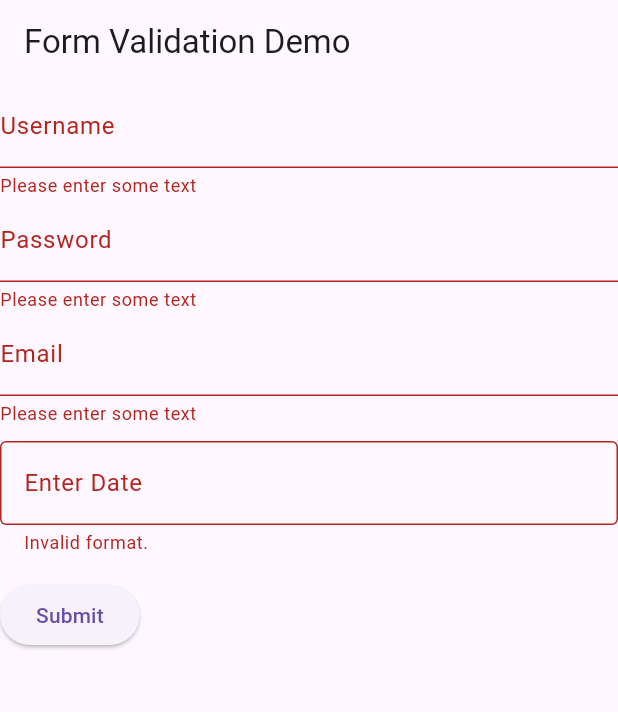
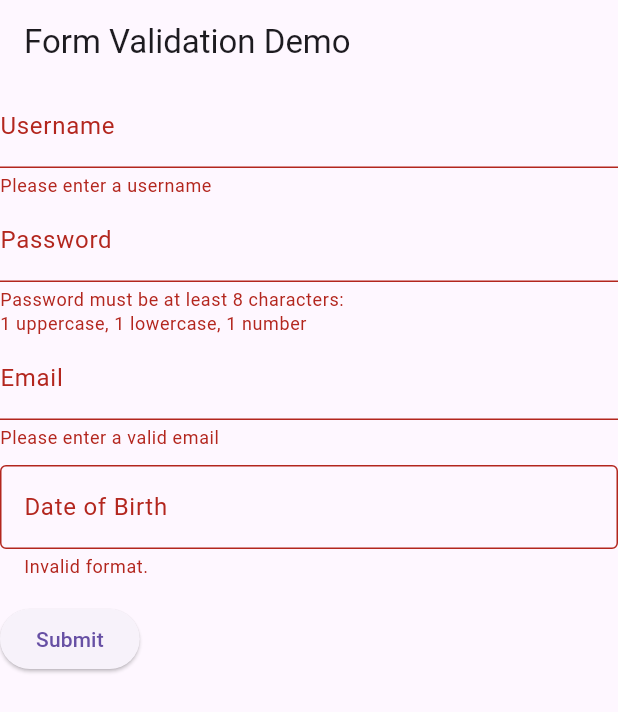
Before and after one commit to fernandocm9/MAD_inclass19_input_validation, a Flutter app: the screen it shows after launch, after a tap on "Submit", on a phone screen of 412 x 824 dp. Shown: the top 712 px of the screen. Run offline on Flutter 3.47's test engine with Material 3 defaults, Android fonts, the phone set to English and light mode, and no system bars.

Commit message:
added proper error/hint messages for each field and set max dob to now

```diff
--- a/input_validation/lib/main.dart
+++ b/input_validation/lib/main.dart
@@ -52,7 +52,7 @@ class MyCustomFormState extends State<MyCustomForm> {
             // entered.
             validator: (value) {
               if (value == null || value.isEmpty) {
-                return 'Please enter some text';
+                return 'Please enter a username';
               }
               return null;
             },
@@ -66,7 +66,7 @@ class MyCustomFormState extends State<MyCustomForm> {
             // entered.
             validator: (value) {
               if (value == null || value.isEmpty) {
-                return 'Please enter some text';
+                return 'Password must be at least 8 characters:\n1 uppercase, 1 lowercase, 1 number';
               }
               return null;
             },
@@ -76,28 +76,23 @@ class MyCustomFormState extends State<MyCustomForm> {
               hintText: 'Enter your email',
               labelText: 'Email',
             ),
-            // The validator receives the text that the user has
-            // entered.
+            // The validator receives the text that the user has entered.
             validator: (value) {
               if (value == null || value.isEmpty) {
-                return 'Please enter some text';
+                return 'Please enter a valid email';
               }
               return null;
             },
           ),
           SizedBox(height: 10,),
-          InputDatePickerFormField(firstDate: DateTime(1925, 1, 1), lastDate: DateTime(2025, 12, 31)),
+          InputDatePickerFormField(firstDate: DateTime(1925, 1, 1), lastDate: DateTime.now(), fieldLabelText: 'Date of Birth', fieldHintText: 'mm/dd/yyy',),
           Padding(
             padding: const EdgeInsets.symmetric(vertical: 16),
             child: ElevatedButton(
               onPressed: () {
-                // Validate returns true if the form is valid, or false
-                // otherwise.
+                // Validate returns true if the form is valid, or false otherwise.
                 if (_formKey.currentState!.validate()) {
-                  // If the form is valid, display a snackbar. In the
-                  // real world,
-                  // you'd often call a server or save the information
-                  // in a database.
+                  // If the form is valid, display a snackbar. In the real world, you'd often call a server or save the information in a database.
                   ScaffoldMessenger.of(context).showSnackBar(
                     const SnackBar(content: Text('Processing Data')),
                   );
```
